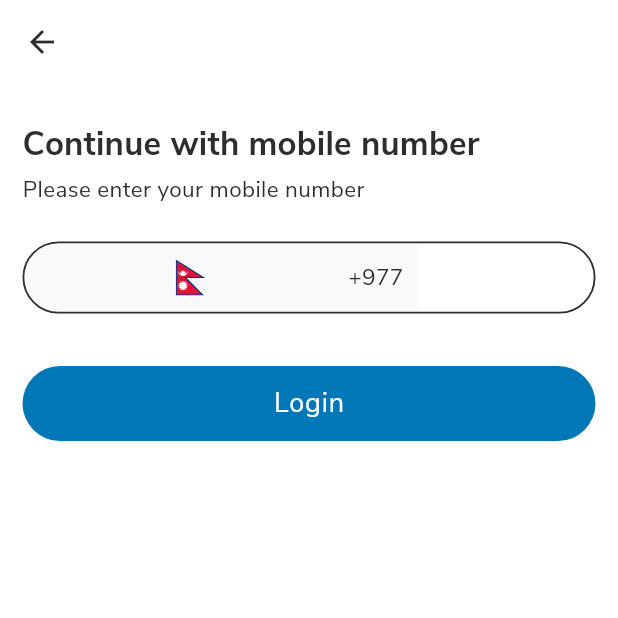
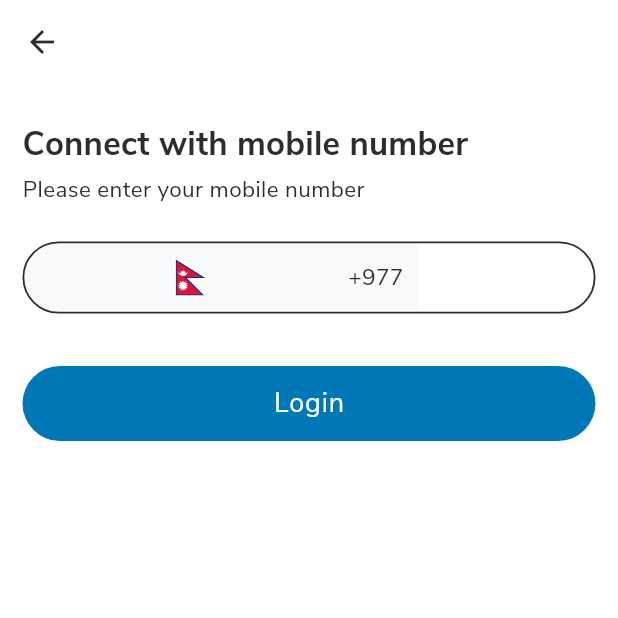
Before and after one commit to Artisan-Nepal/flamingo-mobile, a Flutter app: the LoginScreen screen opened by its route, on a phone screen of 412 x 824 dp, the top half of it. Run offline on Flutter 3.47's test engine with Material 2 defaults, Android fonts, the phone set to English and light mode, and no system bars; our stand-ins replace cached_network_image, dio, flutter_secure_storage, flutter_svg, get_it, otp_text_field and 2 more; accounts and stored records are empty; project files that could hold a hidden picture were left out.

Commit message:
chore: Login screen content changes

```diff
--- a/lib/data/remote/api_urls.dart
+++ b/lib/data/remote/api_urls.dart
@@ -1,5 +1,6 @@
 class ApiUrls {
-  static String baseUrl = 'https://58ac-27-34-22-94.ngrok-free.app/api';
+  static String baseUrl =
+      'https://4497-2400-1a00-b080-5adf-991d-ede0-603a-1b6b.ngrok-free.app/api';
 
   // AUTH
   static String sendLoginOtp = '/auth/login/send-otp';
--- a/lib/feature/auth/screen/login/login_screen.dart
+++ b/lib/feature/auth/screen/login/login_screen.dart
@@ -42,7 +42,7 @@ class _LoginScreenState extends State<LoginScreen> {
                           height: Dimens.spacingSizeSmall,
                         ),
                         Text(
-                          'Continue with mobile number',
+                          'Connect with mobile number',
                           style: Theme.of(context)
                               .textTheme
                               .titleLarge!
--- a/lib/navigation/navigation_service.dart
+++ b/lib/navigation/navigation_service.dart
@@ -16,7 +16,7 @@ class NavigationService {
     if (isFirstTime) {
       initialRoute = NavigationRouteNames.onBoarding;
     } else if (isLoggedIn) {
-      initialRoute = NavigationRouteNames.login;
+      initialRoute = NavigationRouteNames.home;
     } else {
       initialRoute = NavigationRouteNames.login;
     }
```
